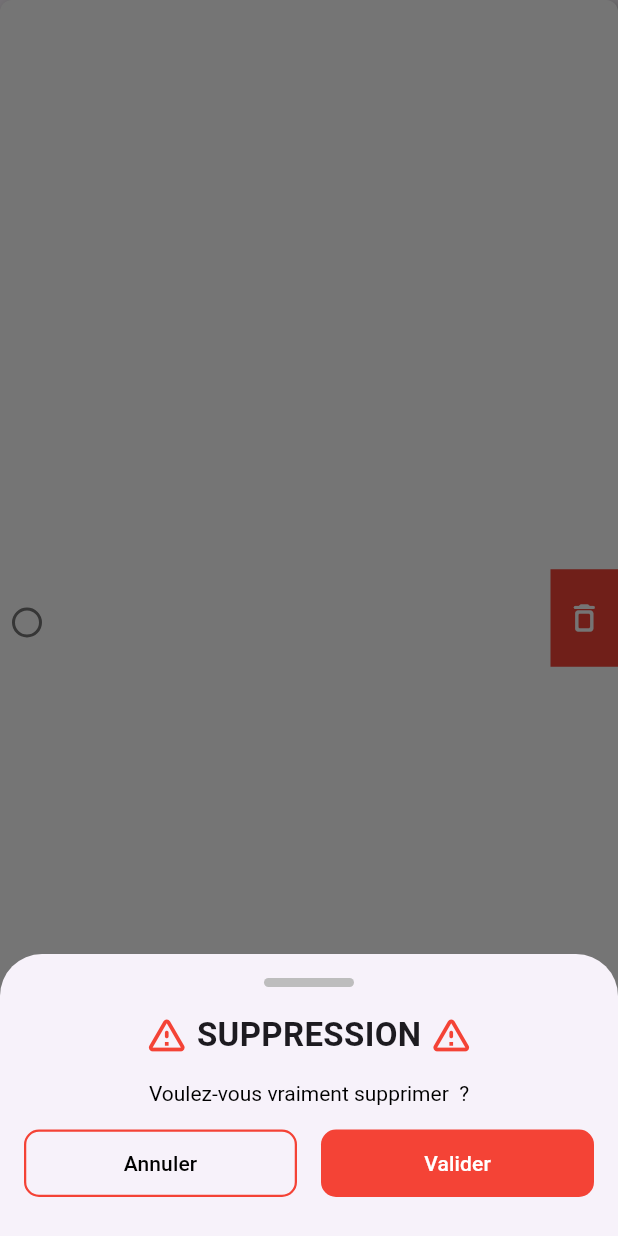
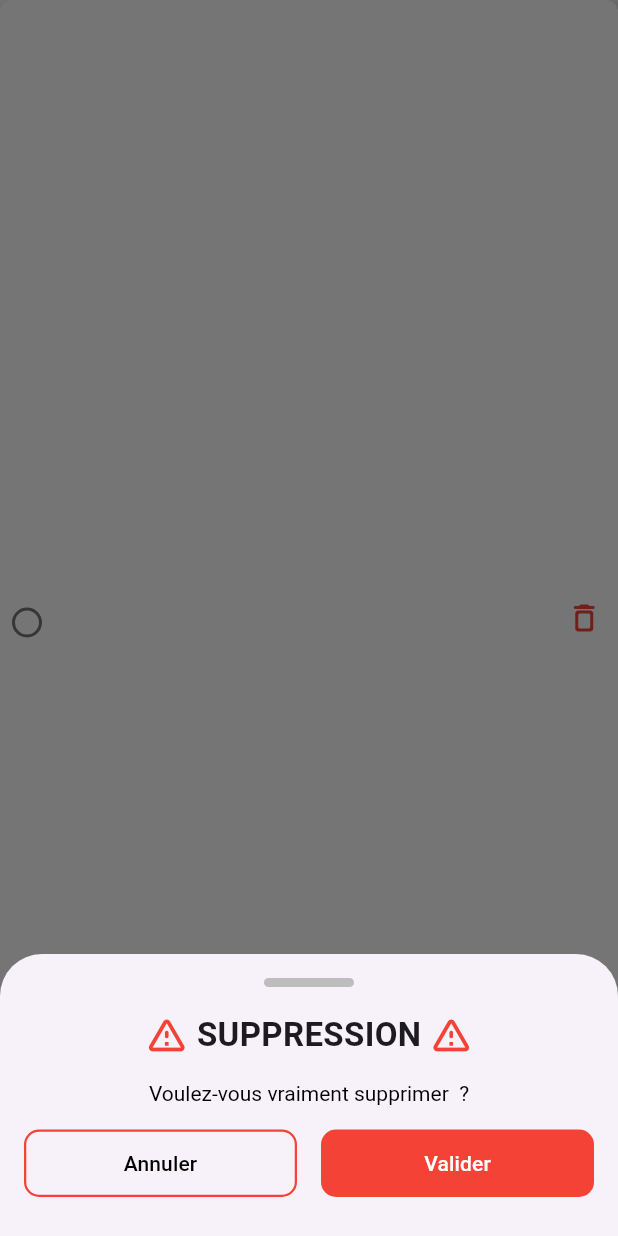
Before and after one commit to Arminaud/TestDotoList, a Flutter app: the TaskItem widget shown alone on an empty page, opened directly with empty values, after a tap on the "delete outline" icon, on a phone screen of 412 x 824 dp. Run offline on Flutter 3.47's test engine with Material 3 defaults, Android fonts, the phone set to English and light mode, and no system bars; our stand-ins replace shared_preferences; accounts and stored records are empty.

Commit message:
correction faute

```diff
--- a/lib/providers/task_provider.dart
+++ b/lib/providers/task_provider.dart
@@ -59,7 +59,7 @@ class TaskProvider with ChangeNotifier {
       title: title,
       description: description,
     );
-    _tasks.add(newTask);
+    _tasks.insert(0, newTask);
     await saveTasks();
     notifyListeners();
   }
--- a/lib/widgets/task_item.dart
+++ b/lib/widgets/task_item.dart
@@ -139,14 +139,14 @@ class TaskItem extends StatelessWidget {
               _showTaskDialog(context, task);
               //taskProvider.deleteTask(task.id);
             },
+            highlightColor: Colors.yellow,
             splashColor: Colors.green,
             child: Container(
               height: 65,
               width: 45,
-              color: MyColors.dangerColor,
               child: const Icon(
                 Icons.delete_outline_rounded,
-                color: MyColors.secondaryColor,
+                color: MyColors.dangerColor,
               ),
             ),
           ),
```
